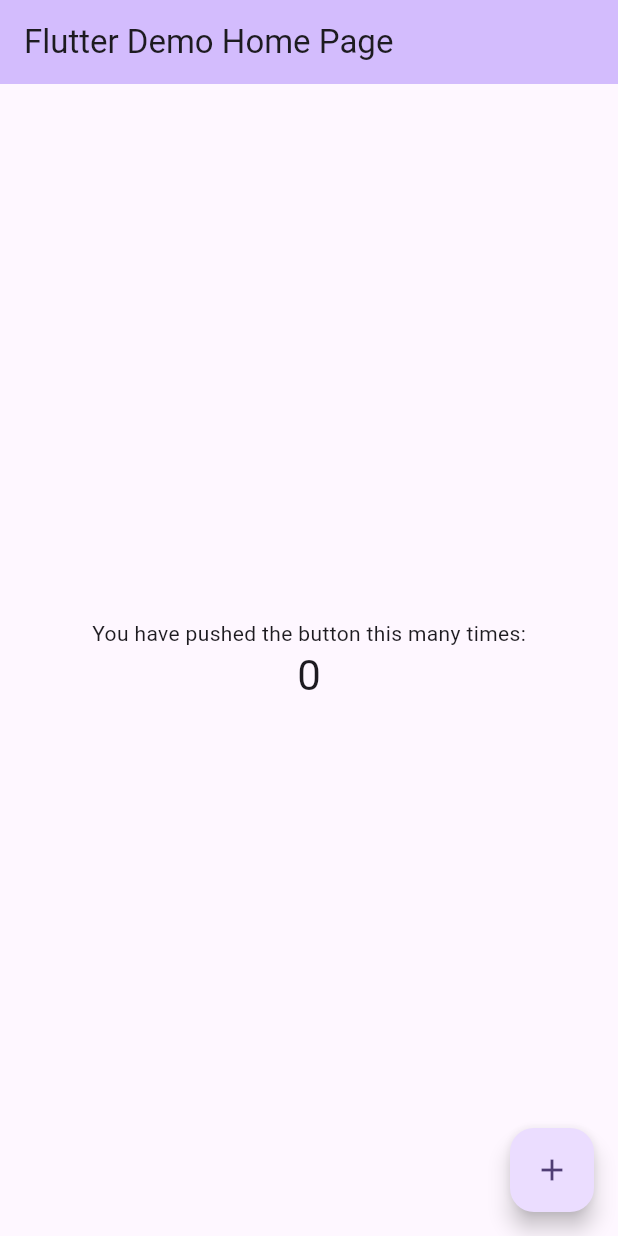
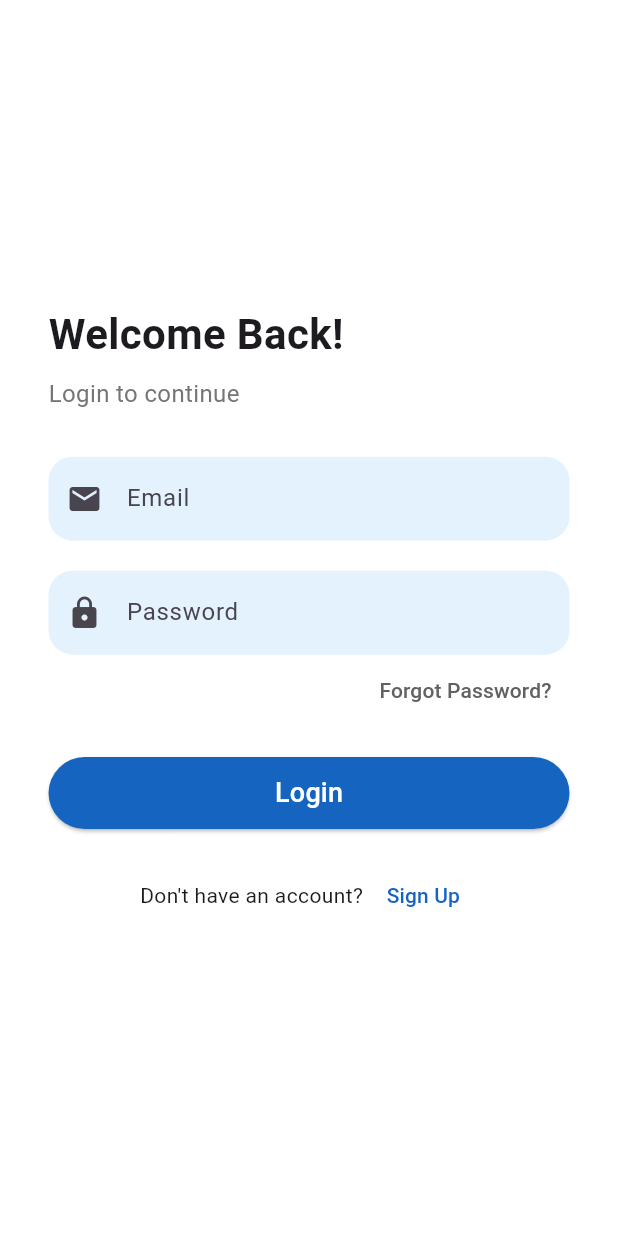
Before and after one commit to nourayman242/Flutter_internship, a Flutter app: the screen it shows after launch, on a phone screen of 412 x 824 dp. Run offline on Flutter 3.47's test engine with Material 3 defaults, Android fonts, the phone set to English and light mode, and no system bars; our stand-ins replace flutter_screenutil.

Commit message:
design_subbmision

```diff
--- /dev/null
+++ b/Login/login/lib/login_page.dart
@@ -0,0 +1,138 @@
+import 'package:flutter/material.dart';
+import 'package:flutter_screenutil/flutter_screenutil.dart';
+import 'package:login/signup_page.dart';
+
+class LoginPage extends StatelessWidget {
+  const LoginPage({super.key});
+
+  @override
+  Widget build(BuildContext context) {
+    return Scaffold(
+      backgroundColor: Colors.white,
+      body: SafeArea(
+        child: Center(
+          child: SingleChildScrollView(
+            child: ConstrainedBox(
+              constraints: BoxConstraints(maxWidth: 400),
+              child: Padding(
+                padding: EdgeInsets.symmetric(horizontal: 24.w, vertical: 24.h),
+                child: Column(
+                  crossAxisAlignment: CrossAxisAlignment.stretch,
+                  children: [
+                    _header(),
+                    SizedBox(height: 30.h),
+                    _inputFields(),
+                    _forgotPassword(context),
+                    SizedBox(height: 20.h),
+                    _loginButton(),
+                    SizedBox(height: 20.h),
+                    _signup(context),
+                  ],
+                ),
+              ),
+            ),
+          ),
+        ),
+      ),
+    );
+  }
+
+  Widget _header() {
+    return Column(
+      crossAxisAlignment: CrossAxisAlignment.start,
+      children: [
+        Text(
+          'Welcome Back!',
+          style: TextStyle(fontSize: 28, fontWeight: FontWeight.bold),
+        ),
+        SizedBox(height: 8),
+        Text(
+          'Login to continue',
+          style: TextStyle(fontSize: 16, color: Colors.grey[600]),
+        ),
+      ],
+    );
+  }
+
+  Widget _inputFields() {
+    return Column(
+      children: [
+        TextField(
+          decoration: InputDecoration(
+            hintText: 'Email',
+            prefixIcon: Icon(Icons.email),
+            filled: true,
+            fillColor: const Color(0xFFE3F2FD),
+            border: OutlineInputBorder(
+              borderRadius: BorderRadius.circular(16),
+              borderSide: BorderSide.none,
+            ),
+          ),
+        ),
+        SizedBox(height: 20),
+        TextField(
+          obscureText: true,
+          decoration: InputDecoration(
+            hintText: 'Password',
+            prefixIcon: Icon(Icons.lock),
+            filled: true,
+            fillColor: const Color(0xFFE3F2FD),
+            border: OutlineInputBorder(
+              borderRadius: BorderRadius.circular(16),
+              borderSide: BorderSide.none,
+            ),
+          ),
+        ),
+      ],
+    );
+  }
+
+  Widget _forgotPassword(BuildContext context) {
+    return Align(
+      alignment: Alignment.centerRight,
+      child: TextButton(
+        onPressed: () {},
+        child: Text(
+          'Forgot Password?',
+          style: TextStyle(fontSize: 14, color: Colors.grey[700]),
+        ),
+      ),
+    );
+  }
+
+  Widget _loginButton() {
+    return SizedBox(
+      height: 48,
+      child: ElevatedButton(
+        onPressed: () {},
+        style: ElevatedButton.styleFrom(
+          backgroundColor: Color(0xFF1565C0),
+          shape: RoundedRectangleBorder(
+            borderRadius: BorderRadius.circular(30),
+          ),
+        ),
+        child: Text(
+          'Login',
+          style: TextStyle(fontSize: 18, color: Colors.white),
+        ),
+      ),
+    );
+  }
+
+  Widget _signup(BuildContext context) {
+    return Row(
+      mainAxisAlignment: MainAxisAlignment.center,
+      children: [
+        Text("Don't have an account? "),
+        TextButton(
+          onPressed: () {
+            Navigator.of(context).pushReplacement(
+              MaterialPageRoute(builder: (context) => SignupPage()),
+            );
+          },
+          child: Text('Sign Up', style: TextStyle(color: Color(0xFF1565C0))),
+        ),
+      ],
+    );
+  }
+}
--- a/Login/login/lib/main.dart
+++ b/Login/login/lib/main.dart
@@ -1,122 +1,22 @@
 import 'package:flutter/material.dart';
+import 'package:flutter_screenutil/flutter_screenutil.dart';
+import 'package:login/login_page.dart';
+//import 'package:login/signup_page.dart';
 
 void main() {
-  runApp(const MyApp());
+  runApp(
+    ScreenUtilInit(
+      designSize: Size(375, 812),
+      builder: (context, child) => const MyApp(),
+    ),
+  );
 }
 
 class MyApp extends StatelessWidget {
   const MyApp({super.key});
 
-  // This widget is the root of your application.
   @override
   Widget build(BuildContext context) {
-    return MaterialApp(
-      title: 'Flutter Demo',
-      theme: ThemeData(
-        // This is the theme of your application.
-        //
-        // TRY THIS: Try running your application with "flutter run". You'll see
-        // the application has a purple toolbar. Then, without quitting the app,
-        // try changing the seedColor in the colorScheme below to Colors.green
-        // and then invoke "hot reload" (save your changes or press the "hot
-        // reload" button in a Flutter-supported IDE, or press "r" if you used
-        // the command line to start the app).
-        //
-        // Notice that the counter didn't reset back to zero; the application
-        // state is not lost during the reload. To reset the state, use hot
-        // restart instead.
-        //
-        // This works for code too, not just values: Most code changes can be
-        // tested with just a hot reload.
-        colorScheme: ColorScheme.fromSeed(seedColor: Colors.deepPurple),
-      ),
-      home: const MyHomePage(title: 'Flutter Demo Home Page'),
-    );
+    return MaterialApp(debugShowCheckedModeBanner: false, home: LoginPage());
   }
 }
-
-class MyHomePage extends StatefulWidget {
-  const MyHomePage({super.key, required this.title});
-
-  // This widget is the home page of your application. It is stateful, meaning
-  // that it has a State object (defined below) that contains fields that affect
-  // how it looks.
-
-  // This class is the configuration for the state. It holds the values (in this
-  // case the title) provided by the parent (in this case the App widget) and
-  // used by the build method of the State. Fields in a Widget subclass are
-  // always marked "final".
-
-  final String title;
-
-  @override
-  State<MyHomePage> createState() => _MyHomePageState();
-}
-
-class _MyHomePageState extends State<MyHomePage> {
-  int _counter = 0;
-
-  void _incrementCounter() {
-    setState(() {
-      // This call to setState tells the Flutter framework that something has
-      // changed in this State, which causes it to rerun the build method below
-      // so that the display can reflect the updated values. If we changed
-      // _counter without calling setState(), then the build method would not be
-      // called again, and so nothing would appear to happen.
-      _counter++;
-    });
-  }
-
-  @override
-  Widget build(BuildContext context) {
-    // This method is rerun every time setState is called, for instance as done
-    // by the _incrementCounter method above.
-    //
-    // The Flutter framework has been optimized to make rerunning build methods
-    // fast, so that you can just rebuild anything that needs updating rather
-    // than having to individually change instances of widgets.
-    return Scaffold(
-      appBar: AppBar(
-        // TRY THIS: Try changing the color here to a specific color (to
-        // Colors.amber, perhaps?) and trigger a hot reload to see the AppBar
-        // change color while the other colors stay the same.
-        backgroundColor: Theme.of(context).colorScheme.inversePrimary,
-        // Here we take the value from the MyHomePage object that was created by
-        // the App.build method, and use it to set our appbar title.
-        title: Text(widget.title),
-      ),
-      body: Center(
-        // Center is a layout widget. It takes a single child and positions it
-        // in the middle of the parent.
-        child: Column(
-          // Column is also a layout widget. It takes a list of children and
-          // arranges them vertically. By default, it sizes itself to fit its
-          // children horizontally, and tries to be as tall as its parent.
-          //
-          // Column has various properties to control how it sizes itself and
-          // how it positions its children. Here we use mainAxisAlignment to
-          // center the children vertically; the main axis here is the vertical
-          // axis because Columns are vertical (the cross axis would be
-          // horizontal).
-          //
-          // TRY THIS: Invoke "debug painting" (choose the "Toggle Debug Paint"
-          // action in the IDE, or press "p" in the console), to see the
-          // wireframe for each widget.
-          mainAxisAlignment: MainAxisAlignment.center,
-          children: <Widget>[
-            const Text('You have pushed the button this many times:'),
-            Text(
-              '$_counter',
-              style: Theme.of(context).textTheme.headlineMedium,
-            ),
-          ],
-        ),
-      ),
-      floatingActionButton: FloatingActionButton(
-        onPressed: _incrementCounter,
-        tooltip: 'Increment',
-        child: const Icon(Icons.add),
-      ), // This trailing comma makes auto-formatting nicer for build methods.
-    );
-  }
-}
```
Also changed, not shown: Login/login/lib/signup_page.dart (added, +157 -0 lines), Login/login/pubspec.yaml (+4 -11 lines), Login/login/pubspec.lock.
